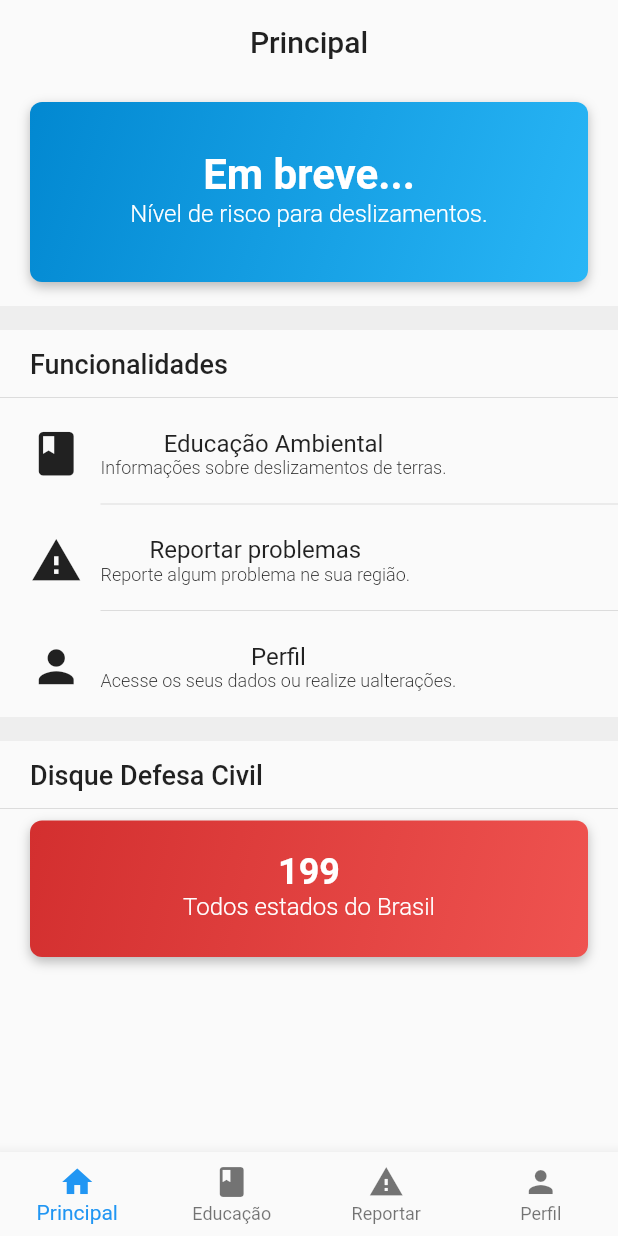
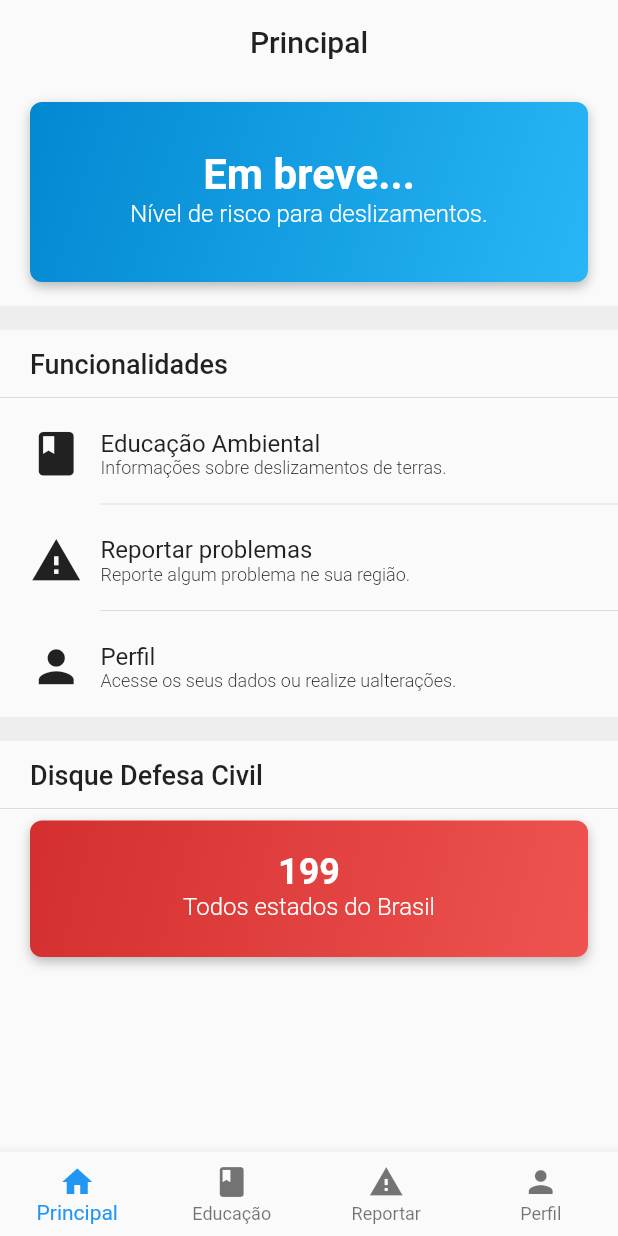
Before and after one commit to LuizHFJesus/sos_deslizamentos, a Flutter app: the screen it shows after launch, on a phone screen of 412 x 824 dp. Run offline on Flutter 3.47's test engine with Material 2 defaults, Android fonts, the light colour scheme and no system bars; our stand-ins replace brasil_fields, cloud_firestore, firebase_auth, form_field_validator, google_sign_in; accounts and stored records are empty.

Commit message:
Implementação tela principal

```diff
--- a/lib/screens/home_screen.dart
+++ b/lib/screens/home_screen.dart
@@ -1,6 +1,6 @@
 import 'package:flutter/cupertino.dart';
 import 'package:flutter/material.dart';
-import 'package:sos_deslizamentos_app/widgets/functionality-card.dart';
+import 'package:sos_deslizamentos_app/widgets/functionality_card.dart';
 
 class HomeScreen extends StatefulWidget {
   @override
--- a/lib/widgets/functionality-card.dart
+++ b/lib/widgets/functionality_card.dart
@@ -1,3 +1,4 @@
+import 'package:flutter/cupertino.dart';
 import 'package:flutter/material.dart';
 
 class FunctionalityCard extends StatelessWidget {
@@ -17,11 +18,12 @@ class FunctionalityCard extends StatelessWidget {
     return Container(
         margin: EdgeInsets.fromLTRB(20.0, 12.0, 20.0, 8.0),
         child: Row(
-          //mainAxisAlignment: MainAxisAlignment.spaceBetween,
+          mainAxisAlignment: MainAxisAlignment.start,
           children: <Widget>[
             icon,
             SizedBox(width: 12.0,),
             Column(
+              crossAxisAlignment: CrossAxisAlignment.start,
               children: <Widget>[
                 Text(
                   title,
```
